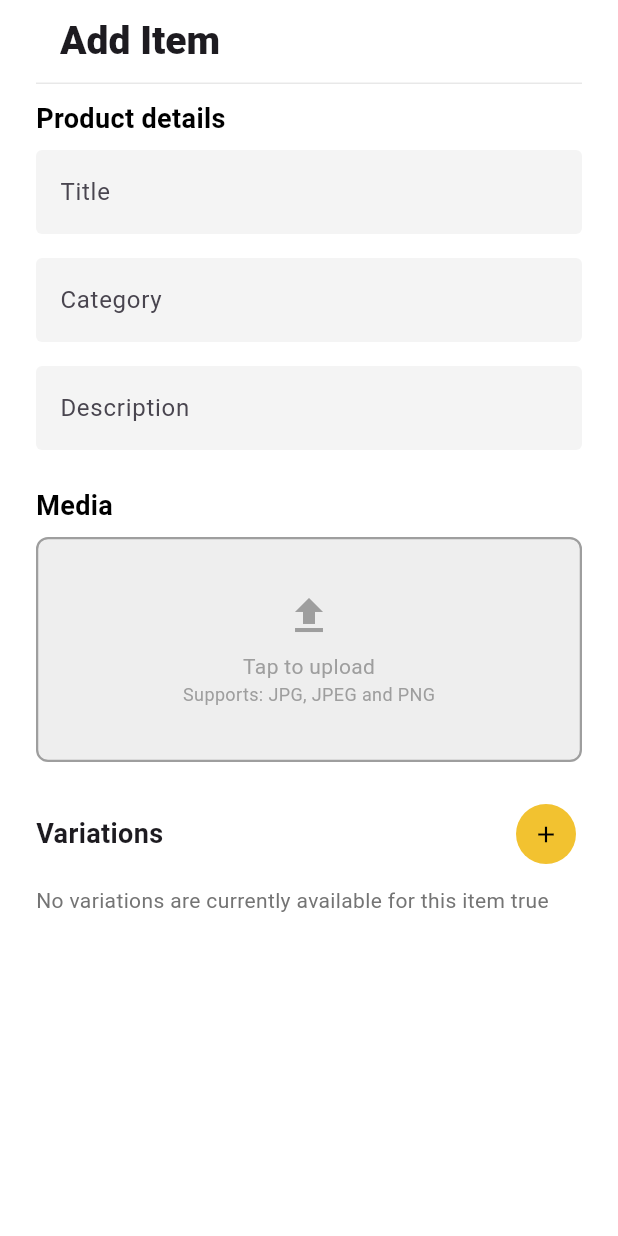
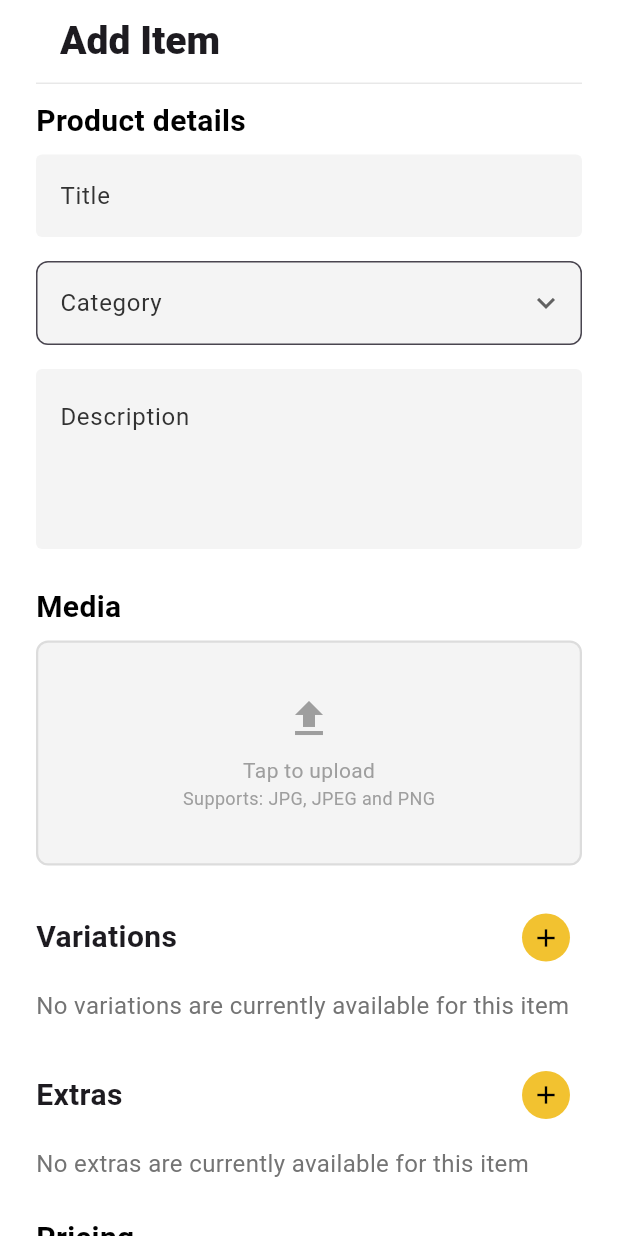
Before and after one commit to ahmedlabib02/Los-pollos, a Flutter app: the screen it shows once a user with an empty profile is signed in, on a phone screen of 412 x 824 dp. Run offline on Flutter 3.47's test engine with Material 3 defaults, Android fonts, the phone set to English and light mode, and no system bars; our stand-ins replace cloud_firestore, firebase_auth, firebase_core, firebase_messaging, firebase_storage, flutter_dotenv and 3 more; missing offline and left inert: flutter_stripe; accounts and stored records are empty; Roboto replaces fonts that are missing (Mada).

Commit message:
ui almost complete

```diff
--- a/lib/screens/Client/add_menu_item_screen.dart
+++ b/lib/screens/Client/add_menu_item_screen.dart
@@ -1,4 +1,5 @@
 import 'package:flutter/material.dart';
+import 'package:los_pollos_hermanos/screens/Client/category_dropdown.dart';
 import 'package:los_pollos_hermanos/screens/Client/variations_screen.dart';
 
 class AddMenuItemScreen extends StatefulWidget {
@@ -14,13 +15,16 @@ class _AddMenuItemScreenState extends State<AddMenuItemScreen> {
   final TextEditingController _titleController = TextEditingController();
   final TextEditingController _categoryController = TextEditingController();
   final TextEditingController _descriptionController = TextEditingController();
-  final TextEditingController _basePriceController = TextEditingController();
+  final TextEditingController _priceController = TextEditingController();
   final TextEditingController _discountController = TextEditingController();
 
   final List<TextEditingController> _variantControllers =
       []; // Controllers for input fields
-  final List<TextEditingController> _variantPriceControllers = [];
-  final List<FocusNode> _variantFocusNodes = []; // Focus nodes for input fields
+
+  final List<TextEditingController> _extrasControllers = [];
+  final List<TextEditingController> _extrasPriceControllers = [];
+
+  String? _category;
 
   @override
   Widget build(BuildContext context) {
@@ -63,29 +67,41 @@ class _AddMenuItemScreenState extends State<AddMenuItemScreen> {
             children: [
               const Text('Product details',
                   style: TextStyle(
-                      fontSize: 18,
+                      fontSize: 20,
                       fontWeight: FontWeight.bold,
                       color: Colors.black)),
               const SizedBox(height: 8),
               GreyTextField(label: 'Title', controller: _titleController),
               const SizedBox(height: 16),
-              GreyTextField(label: 'Category', controller: _categoryController),
+              // GreyTextField(label: 'Category', controller: _categoryController),
+              GreyDropdown(
+                items: const ['Option 1', 'Option 2', 'Option 3'],
+                label: 'Category',
+                selectedValue: _category,
+              ),
               const SizedBox(height: 16),
+
               GreyTextField(
-                  label: 'Description', controller: _descriptionController),
+                  label: 'Description',
+                  controller: _descriptionController,
+                  minHeight: 120,
+                  maxHeight: 120),
+
               const SizedBox(height: 24),
               const Text('Media',
                   style: TextStyle(
-                      fontSize: 18,
+                      fontSize: 20,
                       fontWeight: FontWeight.bold,
                       color: Colors.black)),
               const SizedBox(height: 8),
               Container(
                 height: 150,
                 decoration: BoxDecoration(
-                  color: Colors.grey[200],
+                  color: Color.fromRGBO(244, 244, 244, 1),
                   border: Border.all(
-                      color: Colors.grey, style: BorderStyle.solid, width: 1.5),
+                      color: Color.fromRGBO(220, 220, 220, 1),
+                      style: BorderStyle.solid,
+                      width: 1.5),
                   borderRadius: BorderRadius.circular(8),
                 ),
                 child: const Center(
@@ -106,42 +122,24 @@ class _AddMenuItemScreenState extends State<AddMenuItemScreen> {
 
               // const Text('No variations are currently available for this item',
               // style: TextStyle(color: Colors.grey)),
-              SizedBox(
-                height: 300, // Specify a height (adjust as needed)
-                child: VariationsScreen(
-                  header: "Variations",
-                  textLabel: "Variant",
-                  controllers: _variantControllers,
-                  focusNodes: _variantFocusNodes,
-                  priceControllers: _variantPriceControllers,
-                  includePrice: true,
-                ),
+              ItemCustomization(
+                variantControllers: _variantControllers,
+                isExtrasSection: false,
               ),
 
               const SizedBox(height: 24),
-              Row(
-                mainAxisAlignment: MainAxisAlignment.spaceBetween,
-                children: [
-                  const Text('Extras',
-                      style: TextStyle(
-                          fontSize: 18,
-                          fontWeight: FontWeight.bold,
-                          color: Colors.black)),
-                  FloatingActionButton(
-                    onPressed: () {},
-                    mini: true,
-                    backgroundColor: const Color(0xFFF2C230),
-                    child: const Icon(Icons.add, color: Colors.white),
+
+              ItemCustomization(
+                variantControllers: _extrasControllers,
+                priceControllers: _extrasPriceControllers,
+                isExtrasSection: true,
               ),
-                ],
-              ),
-              const SizedBox(height: 8),
-              const Text('No extras are currently available for this item',
-                  style: TextStyle(color: Color.fromRGBO(116, 116, 116, 1))),
+
+              // const SizedBox(height: 8),
               const SizedBox(height: 24),
               const Text('Pricing',
                   style: TextStyle(
-                      fontSize: 18,
+                      fontSize: 20,
                       fontWeight: FontWeight.bold,
                       color: Colors.black)),
               const SizedBox(height: 8),
@@ -149,8 +147,7 @@ class _AddMenuItemScreenState extends State<AddMenuItemScreen> {
                 children: [
                   Expanded(
                       child: GreyTextField(
-                          label: 'Base Price',
-                          controller: _basePriceController)),
+                          label: 'Base Price', controller: _priceController)),
                   const SizedBox(width: 16),
                   Expanded(
                       child: GreyTextField(
@@ -158,49 +155,49 @@ class _AddMenuItemScreenState extends State<AddMenuItemScreen> {
                           controller: _discountController)),
                 ],
               ),
-              const SizedBox(height: 32),
+              const SizedBox(height: 18),
               Row(
+                mainAxisAlignment: MainAxisAlignment.end,
                 children: [
-                  Expanded(
-                    child: ElevatedButton(
-                      onPressed: () {
-                        print(_variantControllers[0].text);
-                        print(_variantControllers[1].text);
-                        // print(_variantControllers[2].text);
-                      },
+                  ElevatedButton(
+                    onPressed: () {},
                     style: ElevatedButton.styleFrom(
                       backgroundColor: const Color(0xFFF2C230),
+                      // padding: EdgeInsets.zero,
+                      elevation: 0, // Removes shadow
+                      shadowColor: Colors.transparent, // Ensures no shadow,
                       shape: RoundedRectangleBorder(
                         borderRadius: BorderRadius.circular(8),
                       ),
+                      // Adjust button size as needed
+                      // minimumSize:
+                      //     Size(100, 40), // Set minimum width and height
                     ),
-                      child: const Padding(
-                        padding: EdgeInsets.symmetric(vertical: 12.0),
-                        child: Text('Save changes',
-                            style: TextStyle(color: Colors.black)),
+                    child: const Text('Save',
+                        style: TextStyle(fontSize: 18, color: Colors.black)),
                   ),
-                    ),
-                  ),
-                  const SizedBox(width: 16),
-                  Expanded(
-                    child: OutlinedButton(
+                  const SizedBox(width: 10), // Spacing between buttons
+                  ElevatedButton(
                     onPressed: () {},
-                      style: OutlinedButton.styleFrom(
-                        side: const BorderSide(color: Colors.grey),
+                    style: ElevatedButton.styleFrom(
+                      backgroundColor: Colors.black,
+                      // minimumSize: Size.zero, // Set this
+                      padding: EdgeInsets.symmetric(horizontal: 12),
+                      elevation: 0, // Removes shadow
+                      shadowColor: Colors.transparent, // Ensures no shadow,
                       shape: RoundedRectangleBorder(
                         borderRadius: BorderRadius.circular(8),
                       ),
+                      // Adjust button size as needed
                     ),
-                      child: const Padding(
-                        padding: EdgeInsets.symmetric(vertical: 12.0),
-                        child: Text('Discard',
-                            style: TextStyle(color: Colors.grey)),
+                    child: const Text('Discard',
+                        style: TextStyle(fontSize: 18, color: Colors.white)),
                   ),
-                    ),
-                  ),
-                  const SizedBox(height: 50)
                 ],
               ),
+              const SizedBox(
+                height: 18,
+              )
             ],
           ),
         ),
@@ -214,14 +211,25 @@ Widget GreyTextField({
   required TextEditingController controller,
   FocusNode? focusNode,
   TextStyle? style,
+  double? minHeight = 0,
+  double? maxHeight = 55,
   Map<String, dynamic>? extraProps, // Capture extra props
 }) {
-  return TextField(
+  return ConstrainedBox(
+      constraints: BoxConstraints(minHeight: minHeight!, maxHeight: maxHeight!),
+      child: TextField(
         maxLines: null,
+        expands: true,
+        textAlignVertical: TextAlignVertical.top, // Align text to the top
         controller: controller,
         focusNode: focusNode,
         decoration: InputDecoration(
           labelText: label,
+          labelStyle: TextStyle(
+              color: Color.fromRGBO(50, 50, 50, 1),
+              fontSize: 16), // Adjust font size as needed,
+          alignLabelWithHint: true,
+
           floatingLabelBehavior: FloatingLabelBehavior.auto,
           filled: true,
           fillColor: const Color.fromRGBO(244, 244, 244, 1),
@@ -236,6 +244,7 @@ Widget GreyTextField({
             ),
           ),
         ),
-    style: style ?? const TextStyle(fontSize: 16),
-  );
+        style: style ??
+            const TextStyle(color: Color.fromRGBO(50, 50, 50, 1), fontSize: 16),
+      ));
 }
--- /dev/null
+++ b/lib/screens/Client/category_dropdown.dart
@@ -0,0 +1,59 @@
+import 'package:flutter/material.dart';
+
+class GreyDropdown extends StatefulWidget {
+  final List<String> items;
+  final String label;
+  String? selectedValue;
+  GreyDropdown(
+      {super.key,
+      required this.items,
+      required this.label,
+      required this.selectedValue});
+
+  @override
+  _GreyDropdownState createState() => _GreyDropdownState();
+}
+
+class _GreyDropdownState extends State<GreyDropdown> {
+  // String? _selectedValue; // Initializing with null
+
+  @override
+  Widget build(BuildContext context) {
+    return DropdownButtonFormField<String>(
+      decoration: InputDecoration(
+        labelText: widget.label, // Label stays in place
+        labelStyle:
+            TextStyle(color: Color.fromRGBO(50, 50, 50, 1), fontSize: 16),
+        filled: true,
+        fillColor: const Color.fromRGBO(244, 244, 244, 1), // Background color
+        border: OutlineInputBorder(
+          borderRadius: BorderRadius.circular(8), // Rounded corners
+          borderSide: BorderSide(color: Colors.grey), // No border
+        ),
+      ),
+      value:
+          widget.selectedValue, // Keep value as null when no item is selected
+      icon: const Icon(Icons.expand_more), // Custom dropdown icon
+      elevation: 0,
+      dropdownColor: const Color.fromRGBO(
+          244, 244, 244, 1), // Background color of dropdown
+      style: const TextStyle(
+          fontFamily: 'Mada',
+          fontSize: 16,
+          color: Color.fromRGBO(50, 50, 50, 1)), // Custom font
+      items: widget.items.map<DropdownMenuItem<String>>((String value) {
+        return DropdownMenuItem<String>(
+          value: value,
+          child: Text(value),
+        );
+      }).toList(),
+      onChanged: (value) {
+        setState(() {
+          widget.selectedValue = value; // Update selected value
+        });
+      },
+      menuMaxHeight: 300, // Optional: Set menu height
+      borderRadius: BorderRadius.circular(4), // Rounded corners for dropdown
+    );
+  }
+}
--- a/lib/screens/Client/variations_screen.dart
+++ b/lib/screens/Client/variations_screen.dart
@@ -1,128 +1,101 @@
 import 'package:flutter/material.dart';
 import 'package:los_pollos_hermanos/screens/Client/add_menu_item_screen.dart';
 
-class VariationsScreen extends StatefulWidget {
-  final String header;
-  final String textLabel;
-  final List<TextEditingController> controllers;
-  final List<FocusNode> focusNodes;
-  final List<TextEditingController> priceControllers;
+class ItemCustomization extends StatefulWidget {
+  final List<TextEditingController> variantControllers;
+  final List<TextEditingController>? priceControllers;
+  final bool isExtrasSection;
 
-  final bool? includePrice;
-
-  const VariationsScreen(
-      {super.key,
-      required this.header,
-      required this.textLabel,
-      required this.controllers,
-      required this.focusNodes,
-      required this.priceControllers,
-      this.includePrice});
+  const ItemCustomization({
+    super.key,
+    required this.variantControllers,
+    this.priceControllers,
+    this.isExtrasSection = false,
+  });
 
   @override
-  _VariationsScreenState createState() => _VariationsScreenState();
+  _ItemCustomizationState createState() => _ItemCustomizationState();
 }
 
-class _VariationsScreenState extends State<VariationsScreen> {
-  String _header = "";
-  String _textLabel = "";
-  List<TextEditingController> _controllers = [];
-  List<TextEditingController> _priceControllers = [];
-  List<FocusNode> _focusNodes = [];
-  bool _includePrice = false;
-
+class _ItemCustomizationState extends State<ItemCustomization> {
   bool _canAdd = true; // Determines whether the "Add" button is enabled
-
-  @override
-  void initState() {
-    super.initState();
-    _header = widget.header;
-    _textLabel = widget.textLabel;
-    _controllers = widget.controllers;
-    _focusNodes = widget.focusNodes;
-    _priceControllers = widget.priceControllers;
-    _includePrice =
-        widget.includePrice ?? false; // Use the provided value or the default
-  }
+  final List<FocusNode> variantFocusNodes = [];
 
   void _addVariantField() {
     setState(() {
-      FocusScope.of(context).unfocus();
-
       final controller = TextEditingController();
-      final priceController = TextEditingController();
       final focusNode = FocusNode();
 
-      controller.addListener(() {
-        // Enable "Add" button if the last input field is non-empty
-        setState(() {
-          _canAdd = _controllers.last.text.isNotEmpty &&
-              (_includePrice ? _priceControllers.last.text.isNotEmpty : true);
-        });
-      });
+      // Add listeners to the new controller and the price controller if in extras section
+      controller.addListener(_updateCanAdd);
 
-      _controllers.add(controller);
-      _focusNodes.add(focusNode);
+      widget.variantControllers.add(controller);
+      variantFocusNodes.add(focusNode);
 
-      if (_includePrice) {
-        priceController.addListener(() {
-          // Enable "Add" button if the last input field is non-empty
-          setState(() {
-            _canAdd = _controllers.last.text.isNotEmpty &&
-                _priceControllers.last.text.isNotEmpty;
-          });
-        });
-        _priceControllers.add(priceController);
+      if (widget.isExtrasSection) {
+        final priceController = TextEditingController();
+        priceController.addListener(_updateCanAdd);
+        widget.priceControllers!.add(priceController);
       }
 
-      _canAdd = false; // Disable the "Add" button initially
+      _canAdd = false; // Disable "Add" button initially
 
-      // Use addPostFrameCallback to ensure UI is ready before focusing
+      // Auto-focus the newly added field
       WidgetsBinding.instance.addPostFrameCallback((_) {
         FocusScope.of(context).requestFocus(focusNode);
       });
     });
   }
 
+// Method to check if "Add" button should be enabled
+  void _updateCanAdd() {
+    setState(() {
+      bool allVariantFieldsFilled = widget.variantControllers
+          .every((controller) => controller.text.isNotEmpty);
+      bool allPriceFieldsFilled = widget.isExtrasSection
+          ? widget.priceControllers!
+              .every((controller) => controller.text.isNotEmpty)
+          : true;
+
+      _canAdd = allVariantFieldsFilled && allPriceFieldsFilled;
+    });
+  }
+
   void _removeVariantField(int index) {
     setState(() {
-      if (_focusNodes[index].hasFocus) {
-        FocusScope.of(context).unfocus(); // Unfocus before removing
+      widget.variantControllers[index].dispose(); // Dispose of the controller
+      variantFocusNodes[index].dispose(); // Dispose of the focus node
+
+      widget.variantControllers.removeAt(index);
+      variantFocusNodes.removeAt(index);
+
+      if (widget.isExtrasSection) {
+        widget.priceControllers?[index].dispose();
+        widget.priceControllers?.removeAt(index);
       }
 
-      _controllers[index].dispose(); // Dispose of the controller
-      _focusNodes[index].dispose(); // Dispose of the focus node
-
-      _controllers.removeAt(index);
-      _focusNodes.removeAt(index);
-
-      if (_includePrice) {
-        _priceControllers[index].dispose(); // Dispose of the controller
-        _priceControllers.removeAt(index);
-      }
-
-      _canAdd = _controllers.isEmpty ||
-          (_controllers.last.text.isNotEmpty &&
-              (_includePrice ? _priceControllers.last.text.isNotEmpty : true));
+      _canAdd = widget.variantControllers.isEmpty ||
+          widget.variantControllers.last.text.isNotEmpty &&
+              (widget.isExtrasSection
+                  ? widget.priceControllers?.last.text.isNotEmpty ?? true
+                  : true);
     });
   }
 
   @override
   void dispose() {
     // Dispose of all controllers and focus nodes when the screen is disposed
-    for (final controller in _controllers) {
+    for (final controller in widget.variantControllers) {
       controller.dispose();
     }
-    for (final focusNode in _focusNodes) {
+    for (final focusNode in variantFocusNodes) {
       focusNode.dispose();
     }
-
-    if (_includePrice) {
-      for (final priceController in _priceControllers) {
+    if (widget.isExtrasSection) {
+      for (final priceController in widget.priceControllers ?? []) {
         priceController.dispose();
       }
     }
-
     super.dispose();
   }
 
@@ -135,8 +108,8 @@ class _VariationsScreenState extends State<VariationsScreen> {
           mainAxisAlignment: MainAxisAlignment.spaceBetween,
           children: [
             Text(
-              _header,
-              style: TextStyle(fontSize: 18, fontWeight: FontWeight.bold),
+              widget.isExtrasSection ? "Extras" : "Variations",
+              style: TextStyle(fontSize: 20, fontWeight: FontWeight.bold),
             ),
             ElevatedButton(
               onPressed: _canAdd ? _addVariantField : null,
@@ -145,31 +118,39 @@ class _VariationsScreenState extends State<VariationsScreen> {
                 elevation: 0, // Removes shadow
                 shadowColor: Colors.transparent, // Ensures no shadow
                 shape: CircleBorder(), // Makes the button circular
-                minimumSize: Size(40.0, 40.0), // Adjust size as needed
+                minimumSize: Size(32.0, 32.0), // Adjust size as needed
                 padding: EdgeInsets.zero, // Remove padding for a clean circle
               ),
-              child: Icon(Icons.add, color: Colors.black),
+              child: Icon(Icons.add, color: Colors.black, size: 20),
             )
           ],
         ),
         SizedBox(
           height: 10,
         ),
-        _controllers.isEmpty
+        widget.variantControllers.isEmpty
             ? Text(
-                'No variations are currently available for this item ${_includePrice}',
-                style: TextStyle(color: Color.fromRGBO(116, 116, 116, 1)),
+                widget.isExtrasSection
+                    ? 'No extras are currently available for this item'
+                    : 'No variations are currently available for this item',
+                style: TextStyle(
+                    fontSize: 16, color: Color.fromRGBO(116, 116, 116, 1)),
               )
-            : Expanded(
+            : ConstrainedBox(
+                constraints: const BoxConstraints(
+                  minHeight: 0,
+                  maxHeight: 300,
+                ),
                 child: ListView.builder(
-                  itemCount: _controllers.length,
+                  shrinkWrap: true,
+                  itemCount: widget.variantControllers.length,
                   itemBuilder: (context, index) {
                     return SizedBox(
-                      height: 60,
+                      // height: 60,
                       child: Padding(
                         padding: EdgeInsets.symmetric(vertical: 5),
                         child: Dismissible(
-                          key: ValueKey(_controllers[index]),
+                          key: ValueKey(widget.variantControllers[index]),
                           direction: DismissDirection.endToStart,
                           background: Container(
                             alignment: Alignment.centerRight,
@@ -180,32 +161,38 @@ class _VariationsScreenState extends State<VariationsScreen> {
                           onDismissed: (direction) {
                             _removeVariantField(index);
                           },
-                          child: _includePrice
+                          child: widget.isExtrasSection
                               ? Row(
                                   children: [
                                     Expanded(
-                                        child: GreyTextField(
-                                            controller: _controllers[index],
-                                            focusNode: _focusNodes[index],
-                                            label: 'Base Price')),
-                                    const SizedBox(width: 16),
+                                      child: GreyTextField(
+                                        controller:
+                                            widget.variantControllers[index],
+                                        focusNode: variantFocusNodes[index],
+                                        label: 'Extra',
+                                      ),
+                                    ),
+                                    SizedBox(width: 10),
                                     Expanded(
-                                        child: GreyTextField(
-                                            label: 'Discount (%)',
-                                            controller:
-                                                _priceControllers[index])),
+                                      child: GreyTextField(
+                                        controller:
+                                            widget.priceControllers![index],
+                                        label: 'Price',
+                                      ),
+                                    ),
                                   ],
                                 )
                               : GreyTextField(
-                                  controller: _controllers[index],
-                                  focusNode: _focusNodes[index],
-                                  label: _textLabel),
+                                  controller: widget.variantControllers[index],
+                                  focusNode: variantFocusNodes[index],
+                                  label: 'Variant',
+                                ),
                         ),
                       ),
                     );
                   },
                 ),
-              ),
+              )
       ],
     );
   }
--- a/lib/screens/wrapper.dart
+++ b/lib/screens/wrapper.dart
@@ -6,6 +6,7 @@ import 'package:los_pollos_hermanos/models/customUser.dart';
 import 'package:los_pollos_hermanos/screens/Client/add_menu_item_screen.dart';
 import 'package:los_pollos_hermanos/screens/Client/choose_restaurant_screen.dart';
 import 'package:los_pollos_hermanos/screens/Client/main_page.dart';
+import 'package:los_pollos_hermanos/screens/Client/test_screen.dart';
 import 'package:los_pollos_hermanos/screens/Client/variations_screen.dart';
 import 'package:los_pollos_hermanos/screens/authenticate/authenticate.dart';
 import './Client/home.dart';
```
Also changed, not shown: lib/screens/Client/test_screen.dart (added). Lines whose indentation alone changed are shown as unchanged.
